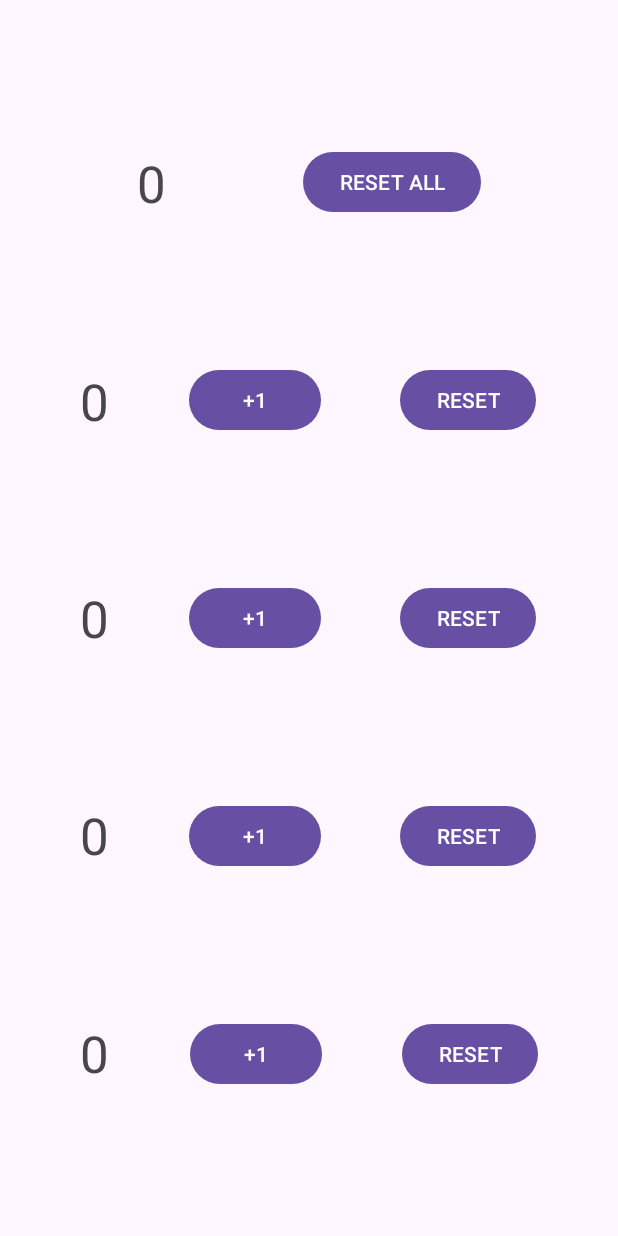
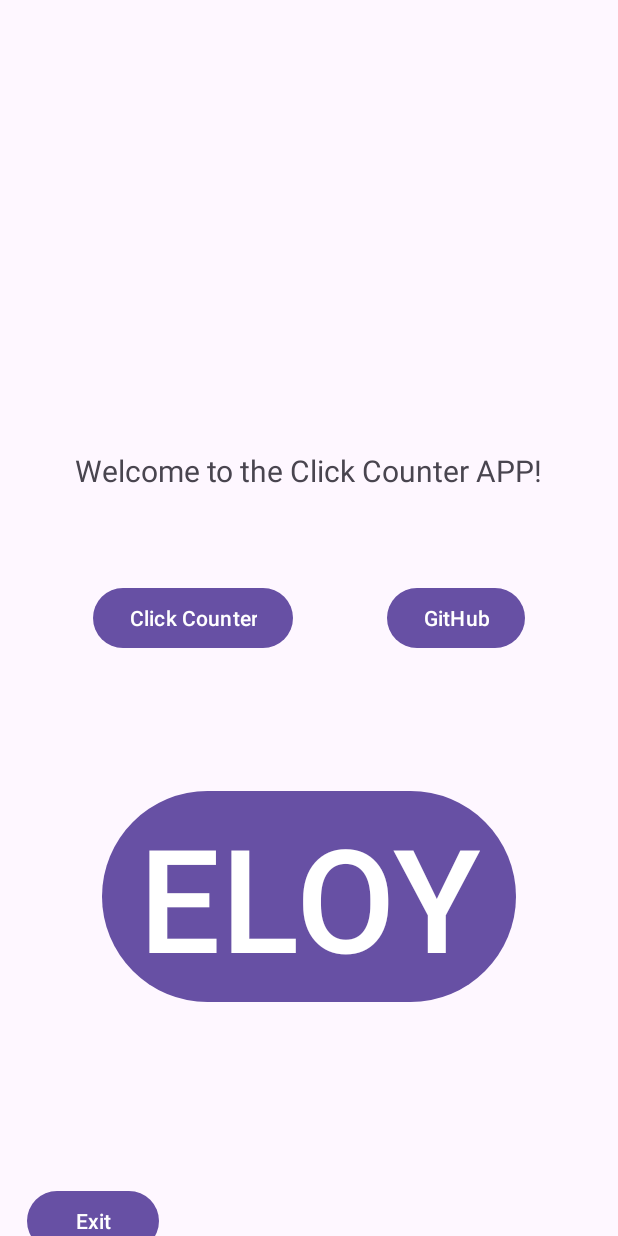
Before and after one commit to DecotDev/ClickerCounter, an Android app: the screen it shows after launch (MainActivity before the commit, Home after it), on a phone screen of 412 x 824 dp. Run offline under Robolectric (Android 15) with nearby library versions, the phone set to English and light mode, and no system bars.

Commit message:
Clicker Counter 1.2 Update: - Home Screen - Eloy, exit, GitHub, ClickerCounter button

```diff
--- a/app/src/main/AndroidManifest.xml
+++ b/app/src/main/AndroidManifest.xml
@@ -13,6 +13,9 @@
         android:theme="@style/Theme.ClickerCounter"
         tools:targetApi="31">
         <activity
+            android:name=".Home"
+            android:exported="false" />
+        <activity
             android:name=".MainActivity"
             android:exported="false" />
         <activity
--- /dev/null
+++ b/app/src/main/java/com/example/clickercounter/Home.java
@@ -0,0 +1,64 @@
+package com.example.clickercounter;
+
+import android.content.Intent;
+import android.net.Uri;
+import android.os.Bundle;
+import android.view.View;
+import android.widget.Button;
+
+import androidx.activity.EdgeToEdge;
+import androidx.appcompat.app.AppCompatActivity;
+import androidx.core.graphics.Insets;
+import androidx.core.view.ViewCompat;
+import androidx.core.view.WindowInsetsCompat;
+
+import com.example.clickercounter.databinding.ActivityHomeBinding;
+import com.example.clickercounter.databinding.ActivityMainBinding;
+
+public class Home extends AppCompatActivity {
+
+    ActivityHomeBinding bindHome;
+    Button enterClickCounter;
+
+    @Override
+    protected void onCreate(Bundle savedInstanceState) {
+        super.onCreate(savedInstanceState);
+        EdgeToEdge.enable(this);
+        setContentView((bindHome = ActivityHomeBinding.inflate(getLayoutInflater())).getRoot());
+        ViewCompat.setOnApplyWindowInsetsListener(findViewById(R.id.main), (v, insets) -> {
+            Insets systemBars = insets.getInsets(WindowInsetsCompat.Type.systemBars());
+            v.setPadding(systemBars.left, systemBars.top, systemBars.right, systemBars.bottom);
+            return insets;
+        });
+        bindHome.exitButton.setOnClickListener(new View.OnClickListener() {
+            @Override
+            public void onClick(View view) {
+                finish();
+                System.exit(0);
+            }
+        });
+
+        bindHome.enterClickCounter.setOnClickListener(new View.OnClickListener() {
+            @Override
+            public void onClick(View view) {
+                Intent intent = new Intent(Home.this, MainActivity.class);
+                startActivity(intent);
+            }
+        });
+
+        bindHome.gitHubButton.setOnClickListener(new View.OnClickListener() {
+            @Override
+            public void onClick(View view) {
+                Intent intent = new Intent(Intent.ACTION_VIEW, Uri.parse("https://github.com/DecotDev/ClickerCounter"));
+                startActivity(intent);
+            }
+        });
+        bindHome.eloyButton.setOnClickListener(new View.OnClickListener() {
+            @Override
+            public void onClick(View view) {
+                Intent intent = new Intent(Intent.ACTION_VIEW, Uri.parse("https://www.instagram.com/eloydlca/"));
+                startActivity(intent);
+            }
+        });
+    }
+}
--- a/app/src/main/java/com/example/clickercounter/SplashScreen.java
+++ b/app/src/main/java/com/example/clickercounter/SplashScreen.java
@@ -28,7 +28,7 @@ public class SplashScreen extends AppCompatActivity {
         new Handler().postDelayed(new Runnable() {
             @Override
             public void run() {
-                Intent intent = new Intent(SplashScreen.this, MainActivity.class);
+                Intent intent = new Intent(SplashScreen.this, Home.class);
                 startActivity(intent);
                 finish();
             }
--- /dev/null
+++ b/app/src/main/res/layout/activity_home.xml
@@ -0,0 +1,68 @@
+<?xml version="1.0" encoding="utf-8"?>
+<androidx.constraintlayout.widget.ConstraintLayout xmlns:android="http://schemas.android.com/apk/res/android"
+    xmlns:app="http://schemas.android.com/apk/res-auto"
+    xmlns:tools="http://schemas.android.com/tools"
+    android:id="@+id/main"
+    android:layout_width="match_parent"
+    android:layout_height="match_parent"
+    tools:context=".Home">
+
+    <Button
+        android:id="@+id/enterClickCounter"
+        android:layout_width="wrap_content"
+        android:layout_height="wrap_content"
+        android:text="Click Counter"
+        app:layout_constraintBottom_toBottomOf="parent"
+        app:layout_constraintEnd_toStartOf="@+id/gitHubButton"
+        app:layout_constraintStart_toStartOf="parent"
+        app:layout_constraintTop_toTopOf="parent" />
+
+    <Button
+        android:id="@+id/exitButton"
+        android:layout_width="wrap_content"
+        android:layout_height="wrap_content"
+        android:layout_marginStart="16dp"
+        android:layout_marginTop="667dp"
+        android:layout_marginEnd="304dp"
+        android:layout_marginBottom="-136dp"
+        android:text="Exit"
+        app:layout_constraintBottom_toBottomOf="parent"
+        app:layout_constraintEnd_toEndOf="parent"
+        app:layout_constraintStart_toStartOf="parent"
+        app:layout_constraintTop_toTopOf="parent" />
+
+    <TextView
+        android:id="@+id/welcomeText"
+        android:layout_width="wrap_content"
+        android:layout_height="wrap_content"
+        android:layout_marginBottom="197dp"
+        android:text="Welcome to the Click Counter APP!"
+        android:textSize="20sp"
+        app:layout_constraintBottom_toBottomOf="parent"
+        app:layout_constraintEnd_toEndOf="parent"
+        app:layout_constraintStart_toStartOf="parent"
+        app:layout_constraintTop_toTopOf="parent" />
+
+    <Button
+        android:id="@+id/gitHubButton"
+        android:layout_width="wrap_content"
+        android:layout_height="wrap_content"
+        android:text="GitHub"
+        app:layout_constraintBottom_toBottomOf="parent"
+        app:layout_constraintEnd_toEndOf="parent"
+        app:layout_constraintStart_toEndOf="@+id/enterClickCounter"
+        app:layout_constraintTop_toTopOf="parent" />
+
+    <Button
+        android:id="@+id/eloyButton"
+        android:layout_width="wrap_content"
+        android:layout_height="wrap_content"
+        android:layout_marginTop="114dp"
+        android:text="ELOY"
+        android:textSize="96sp"
+        app:layout_constraintBottom_toBottomOf="parent"
+        app:layout_constraintEnd_toEndOf="parent"
+        app:layout_constraintStart_toStartOf="parent"
+        app:layout_constraintTop_toTopOf="parent"
+        app:layout_constraintVertical_bias="0.729" />
+</androidx.constraintlayout.widget.ConstraintLayout>
```
